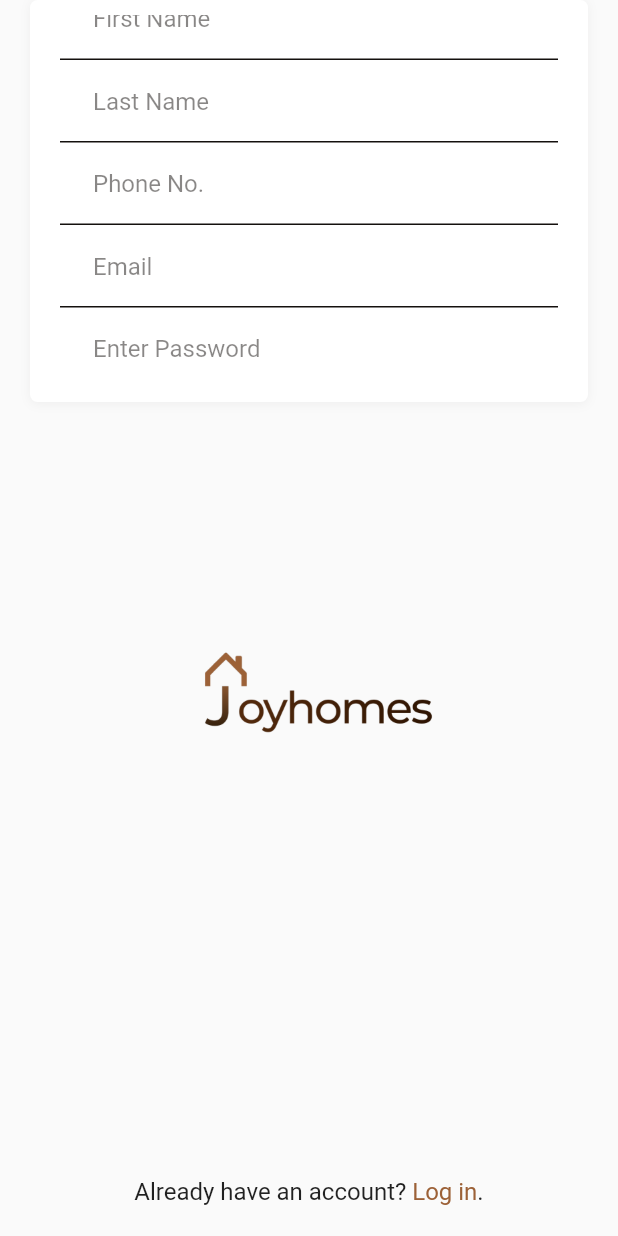
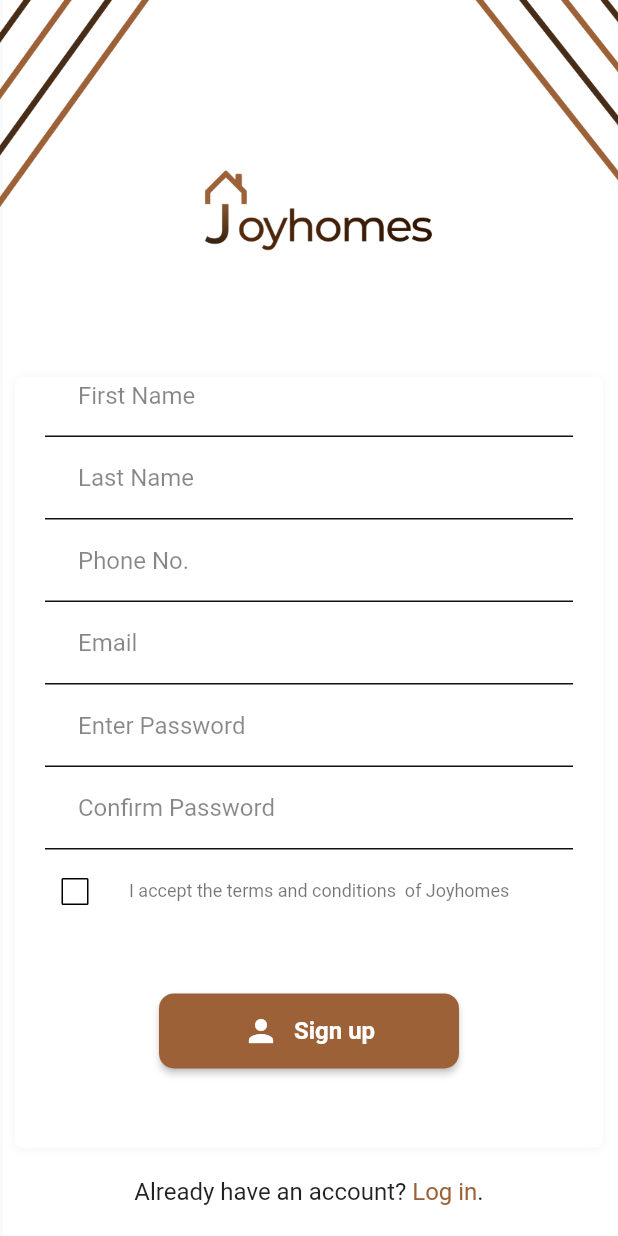
Before and after one commit to iluv27/joy_homes, a Flutter app: the SignupScreen screen opened directly, on a phone screen of 412 x 824 dp. Run offline on Flutter 3.47's test engine with Material 2 defaults, Android fonts, the phone set to English and light mode, and no system bars; our stand-ins replace cached_network_image, carousel_slider, flutter_image_compress, flutter_map, geolocator, google_sign_in and 3 more; network calls fail.

Commit message:
New commit

```diff
--- a/lib/signUp_Screens/constants.dart
+++ b/lib/signUp_Screens/constants.dart
@@ -159,6 +159,8 @@ class _CheckBoxListTileState extends State<CheckBoxListTile> {
   @override
   Widget build(BuildContext context) {
     return CheckboxListTile(
+      activeColor: AppColors.secondary,
+      checkColor: Colors.white,
       side: const BorderSide(color: Colors.black),
       contentPadding: const EdgeInsets.fromLTRB(0, 0, 0, 0),
       selected: true,
--- a/lib/signUp_Screens/sign_up.dart
+++ b/lib/signUp_Screens/sign_up.dart
@@ -56,15 +56,30 @@ class _SignupScreenState extends State<SignupScreen> {
   @override
   Widget build(BuildContext context) {
     return Scaffold(
-      body: Padding(
-        padding: const EdgeInsets.symmetric(horizontal: 20.0),
-        child: Column(
+      body: Stack(
+        children: [
+          const BackgroundImage(),
+          Column(
             children: [
               Expanded(
+                flex: 1,
+                child: Padding(
+                  padding: const EdgeInsets.only(top: 90.0),
+                  child: Image.asset(
+                    'assets/images/logo.png', // Replace with your image path
+                    scale: 4.5,
+                  ),
+                ),
+              ),
+              Expanded(
+                flex: 3,
+                child: Padding(
+                  padding:
+                      const EdgeInsets.only(top: 60.0, left: 10, right: 10),
                   child: Container(
                     padding: EdgeInsets.symmetric(vertical: 10, horizontal: 20),
-                width: MediaQuery.of(context).size.width * 1,
-                height: MediaQuery.of(context).size.width * 1,
+                    width: MediaQuery.of(context).size.width,
+                    height: MediaQuery.of(context).size.width,
                     decoration: BoxDecoration(
                       color: Colors.white,
                       borderRadius: BorderRadius.circular(5),
@@ -146,8 +161,8 @@ class _SignupScreenState extends State<SignupScreen> {
                             const CheckBoxListTile(
                               text: Text(
                                 "I accept the terms and conditions  of Joyhomes",
-                            style:
-                                TextStyle(fontSize: 12, color: Colors.black54),
+                                style: TextStyle(
+                                    fontSize: 12, color: Colors.black54),
                               ),
                             ),
                             const SizedBox(
@@ -156,10 +171,10 @@ class _SignupScreenState extends State<SignupScreen> {
                             ElevatedButton(
                               onPressed: () {
                                 _signUpWithEmail();
-                            if (_formKey.currentState!.validate()) {
-                              _formKey.currentState!.save();
-                              // Send data to the server
-                            }
+                                // if (_formKey.currentState!.validate()) {
+                                //   _formKey.currentState!.save();
+                                //   // Send data to the server
+                                // }
                               },
                               style: ElevatedButton.styleFrom(
                                 backgroundColor: AppColors.secondary,
@@ -186,19 +201,12 @@ class _SignupScreenState extends State<SignupScreen> {
                     ),
                   ),
                 ),
+              ),
               SizedBox(
                 height: 20,
               ),
               Expanded(
-              child: Padding(
-                padding: const EdgeInsets.only(top: 80.0),
-                child: Image.asset(
-                  'assets/images/logo.png', // Replace with your image path
-                  scale: 4.5,
-                ),
-              ),
-            ),
-            Expanded(
+                  flex: 0,
                   child: Align(
                       alignment: Alignment.bottomCenter,
                       child: Padding(
@@ -207,6 +215,7 @@ class _SignupScreenState extends State<SignupScreen> {
                       ))),
             ],
           ),
+        ],
       ),
     );
   }
```
Lines whose indentation alone changed are shown as unchanged.
